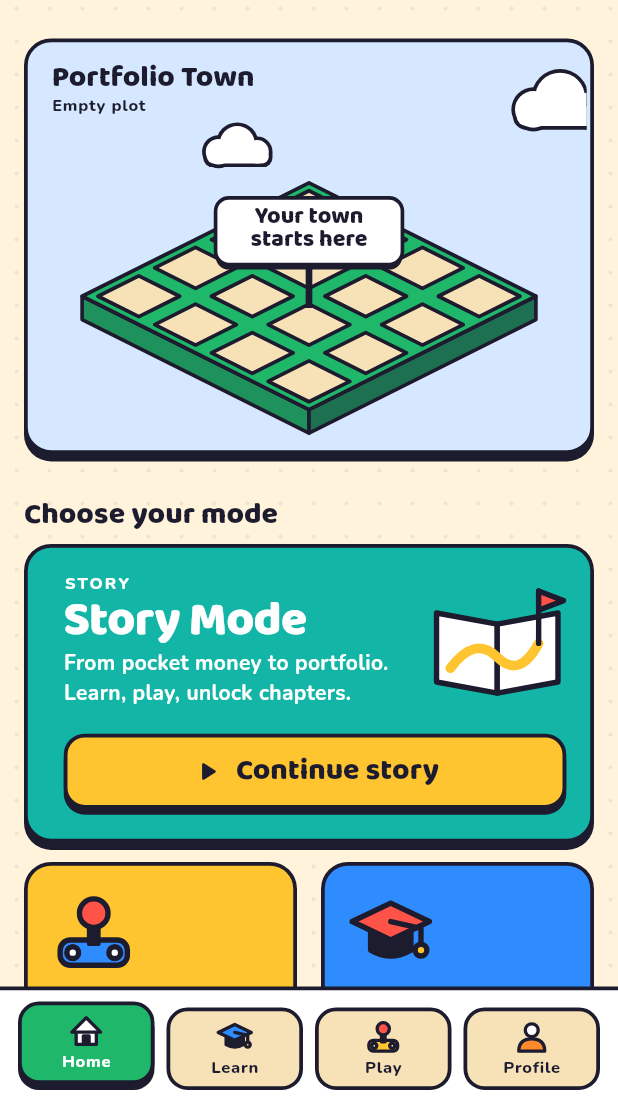
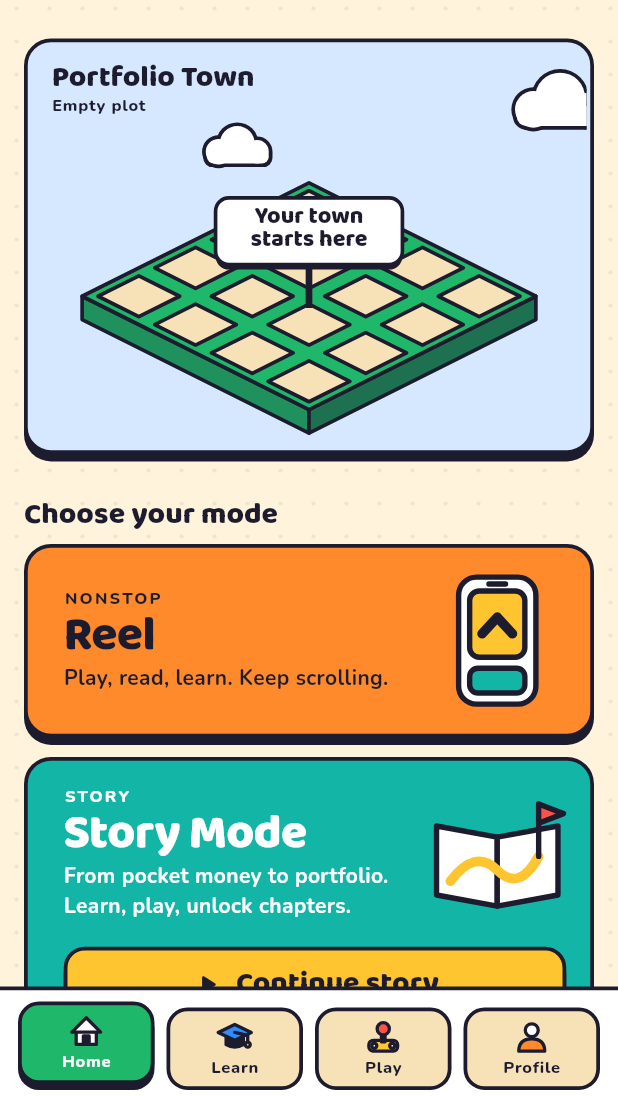
Before and after one commit to Athul712t/Investor-Game, a Flutter app: the screen it shows after launch, on a phone screen of 412 x 824 dp, the part 140-1236 px from its top. Run offline on Flutter 3.47's test engine with Material 3 defaults, Android fonts, the phone set to English and light mode, and no system bars; our stand-ins replace audioplayers, flutter_riverpod, go_router, shared_preferences; missing offline and left inert: flame; network calls fail.

Commit message:
feat(home): Reel tile with painted phone pictogram above Story
Co-Authored-By: Claude Sonnet 5.5 <noreply@anthropic.com>
Claude-Session: https://claude.ai/code/session_017ZwEWa73h2aZwbiYtmSB7C

```diff
--- a/lib/features/home_hub/home_screen.dart
+++ b/lib/features/home_hub/home_screen.dart
@@ -28,8 +28,10 @@ class HomeScreen extends ConsumerWidget {
         const SizedBox(height: AppSpace.lg),
         Text('Choose your mode', style: context.text.titleLarge),
         const SizedBox(height: AppSpace.sm),
+        PopIn.at(1, const _ReelTile()),
+        const SizedBox(height: AppSpace.sm),
         PopIn.at(
-          1,
+          2,
           BoardTile(
             fill: AppColors.teal,
             onTap: () => context.push('/story'),
@@ -75,7 +77,7 @@ class HomeScreen extends ConsumerWidget {
             children: [
               Expanded(
                 child: PopIn.at(
-                  2,
+                  3,
                   _MiniMode(
                     pic: Pic.arcade,
                     picColor: AppColors.blue,
@@ -89,7 +91,7 @@ class HomeScreen extends ConsumerWidget {
               const SizedBox(width: AppSpace.md),
               Expanded(
                 child: PopIn.at(
-                  3,
+                  4,
                   _MiniMode(
                     pic: Pic.learn,
                     picColor: AppColors.red,
@@ -104,7 +106,7 @@ class HomeScreen extends ConsumerWidget {
           ),
         ),
         const SizedBox(height: AppSpace.lg),
-        PopIn.at(4, const DailyCard()),
+        PopIn.at(5, const DailyCard()),
         const SizedBox(height: AppSpace.lg),
         Text(
           'For education only. Not investment advice.\nMutual fund investments are subject to market risks.',
@@ -232,6 +234,38 @@ class _TownHero extends StatelessWidget {
   }
 }
 
+class _ReelTile extends StatelessWidget {
+  const _ReelTile();
+
+  @override
+  Widget build(BuildContext context) {
+    final fg = AppColors.on(AppColors.orange);
+    return BoardTile(
+      fill: AppColors.orange,
+      onTap: () => context.push('/reel'),
+      label: 'Reel. Play, read, learn. Keep scrolling.',
+      padding: const EdgeInsets.fromLTRB(AppSpace.lg, AppSpace.md, AppSpace.md, AppSpace.md),
+      child: Row(
+        children: [
+          Expanded(
+            child: Column(
+              crossAxisAlignment: CrossAxisAlignment.start,
+              children: [
+                Text('NONSTOP', style: context.text.labelSmall!.copyWith(color: fg, letterSpacing: 1.5)),
+                Text('Reel', style: context.text.headlineMedium!.copyWith(color: fg)),
+                const SizedBox(height: 2),
+                Text('Play, read, learn. Keep scrolling.', style: context.text.bodyMedium!.copyWith(color: fg)),
+              ],
+            ),
+          ),
+          const SizedBox(width: AppSpace.sm),
+          const Pictogram(Pic.reel, size: 92),
+        ],
+      ),
+    );
+  }
+}
+
 class _MiniMode extends StatelessWidget {
   const _MiniMode({
     required this.pic,
```
Also changed, not shown: lib/features/home_hub/pictograms.dart (+21 -1 lines), 1 other file.
